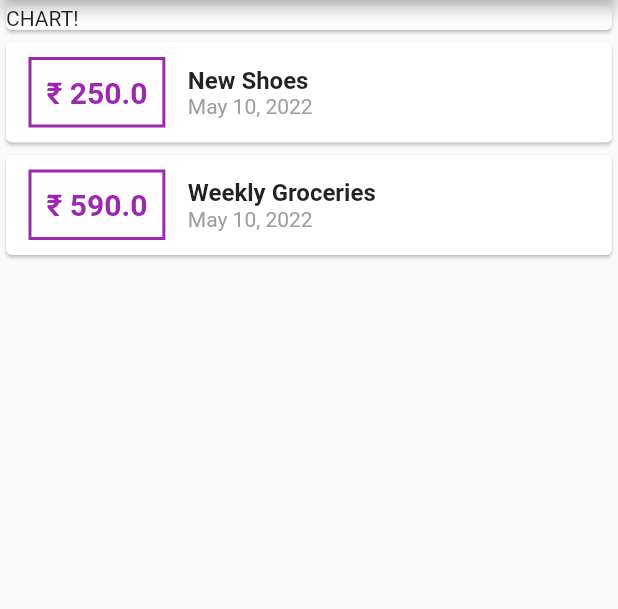
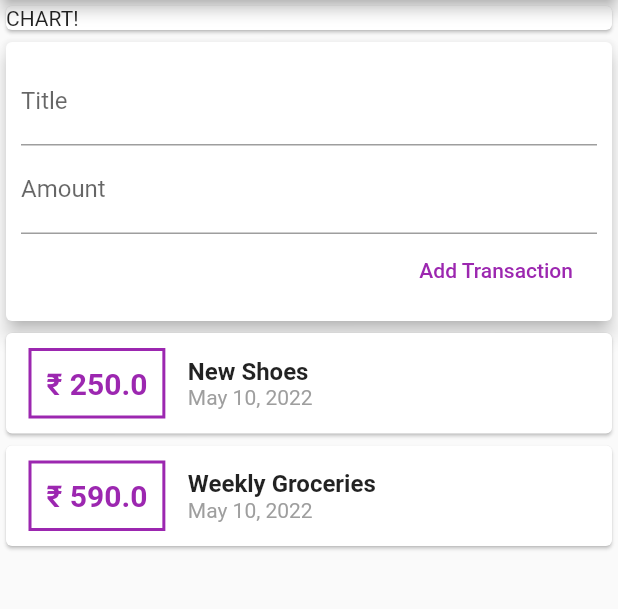
Before and after one commit to pulkitkhandelwal29/Expense-Tracker-App, a Flutter app: the screen it shows after launch, on a phone screen of 412 x 824 dp, the part 84-693 px from its top. Run offline on Flutter 3.47's test engine with Material 2 defaults, Android fonts, the phone set to English and light mode, and no system bars.

Commit message:
Adding Text Input Widgets

```diff
--- a/lib/main.dart
+++ b/lib/main.dart
@@ -40,11 +40,36 @@ class MyHomePage extends StatelessWidget {
         title: Text('Expense Tracker'),
       ),
       body: Column(
+        mainAxisAlignment: MainAxisAlignment.start,
+        crossAxisAlignment: CrossAxisAlignment.stretch,
         children: <Widget>[
           Container(
             width: double.infinity,
             child: Card(
               child: Text('CHART!'),
+            ),
+          ),
+          Card(
+            elevation: 5,
+            //wrapping column into container to provide more styling
+            child: Container(
+              padding: EdgeInsets.all(10),
+              child: Column(
+                crossAxisAlignment: CrossAxisAlignment.end,
+                children: [
+                  //receive user input
+                  TextField(
+                    decoration: InputDecoration(labelText: 'Title'),
+                  ),
+                  TextField(
+                    decoration: InputDecoration(labelText: 'Amount'),
+                  ),
+                  FlatButton(
+                      onPressed: () {},
+                      child: Text('Add Transaction'),
+                      textColor: Colors.purple),
+                ],
+              ),
             ),
           ),
           //Mapping data to widget using map()
```
